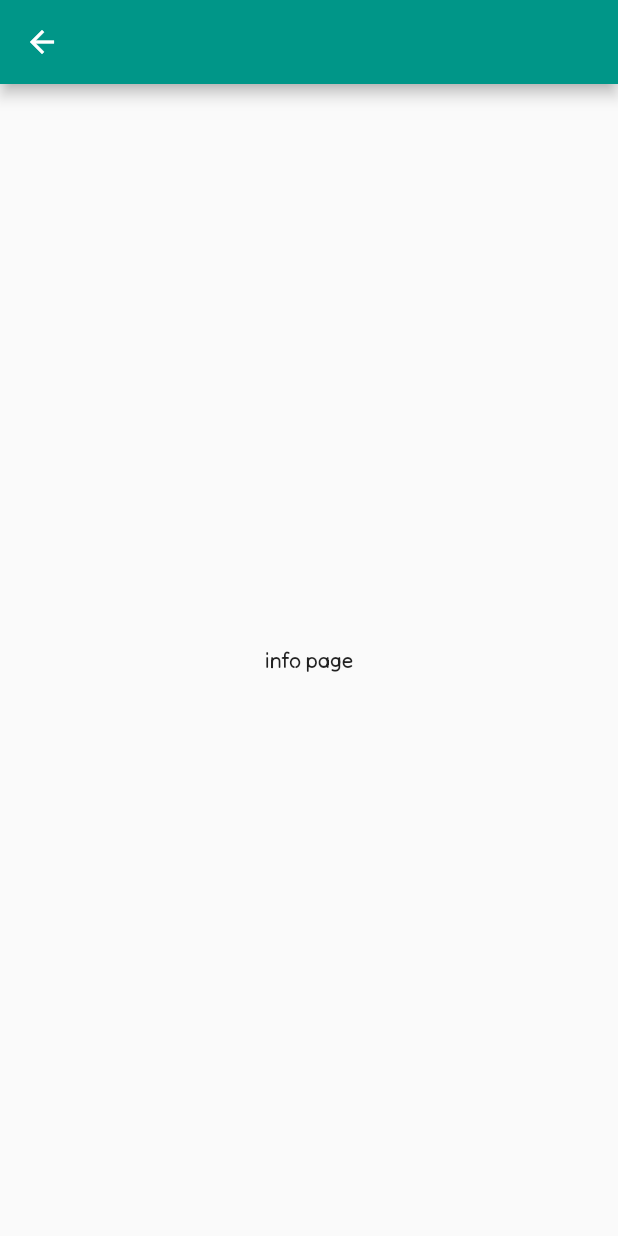
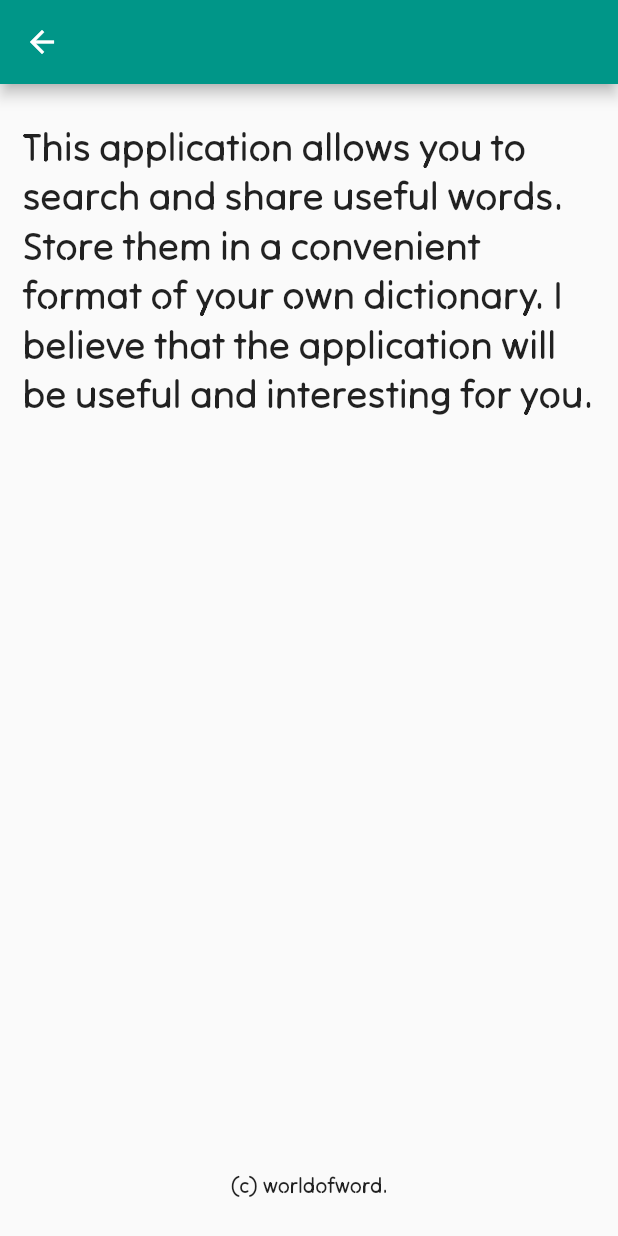
Before and after one commit to SomethingRight/worldofword, a Flutter app: the InfoPage screen opened by its route, on a phone screen of 412 x 824 dp. Run offline on Flutter 3.47's test engine with Material 2 defaults, Android fonts, the phone set to English and light mode, and no system bars; our stand-ins replace audioplayers, cloud_firestore, equatable, firebase_auth, firebase_core, flutter_bloc and 4 more; accounts and stored records are empty.

Commit message:
some layout of menu pages

```diff
--- a/lib/module/auth/email_pass_auth/firebase_auth_bloc.dart
+++ b/lib/module/auth/email_pass_auth/firebase_auth_bloc.dart
@@ -46,10 +46,8 @@ class FirebaseAuthBloc extends Bloc<FirebaseAuthEvent, FirebaseAuthState> {
       emit(state.copyWith(status: StatusLogin.success));
     });
     on<LoginFailureEvent>((event, emit) async {
-      _errorMessage = event.errorMessage;
-
       emit(state.copyWith(
-          status: StatusLogin.failure, errorMessage: _errorMessage));
+          status: StatusLogin.failure, errorMessage: event.errorMessage));
     });
     on<LoginWithGoogle>((event, emit) async {
       final user = await _authService.signInWithGoogle();
@@ -57,7 +55,7 @@ class FirebaseAuthBloc extends Bloc<FirebaseAuthEvent, FirebaseAuthState> {
     });
   }
 
-  void logIn({required String email, required String password}) {
+  void logIn({required String email, required String password}) async {
     _authService.signInEmail(login: email, password: password).then((value) {
       add(LoginSuccessEvent());
     }, onError: (dynamic e) {
--- a/lib/module/menu/pages/info/info_page.dart
+++ b/lib/module/menu/pages/info/info_page.dart
@@ -10,10 +10,24 @@ class InfoPage extends StatefulWidget {
 class _InfoPageState extends State<InfoPage> {
   @override
   Widget build(BuildContext context) {
-    return  Scaffold(
+    return Scaffold(
       appBar: AppBar(),
-      body: Center(
-        child: Text('info page'),
+      body: Padding(
+        padding: const EdgeInsets.symmetric(horizontal:15, vertical: 25),
+        child: Center(
+          child: Expanded(
+            child: Column(
+              mainAxisAlignment: MainAxisAlignment.spaceBetween,
+              children: const [
+                Text(
+                  'This application allows you to search and share useful words. Store them in a convenient format of your own dictionary. I believe that the application will be useful and interesting for you.',
+                  style: TextStyle(fontSize: 26),
+                ),
+                Text('(c) worldofword.')
+              ],
+            ),
+          ),
+        ),
       ),
     );
   }
```
Also changed, not shown: lib/main.dart (+6 -6 lines), lib/module/auth/email_pass_auth/auth_page.dart (+5 -7 lines), lib/module/menu/pages/settings/settings_page.dart (+71 -3 lines).
